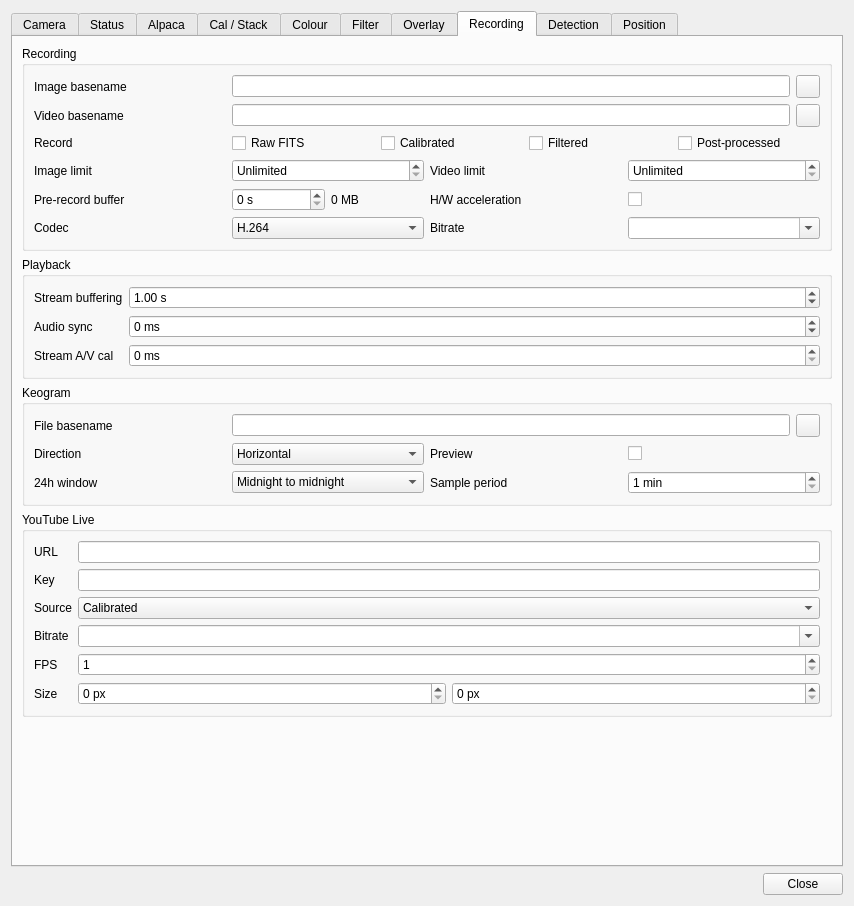
Old version of the form plugins/feature/camera/camerasettingsdialog.ui in the repository srcejon/sdrangel.
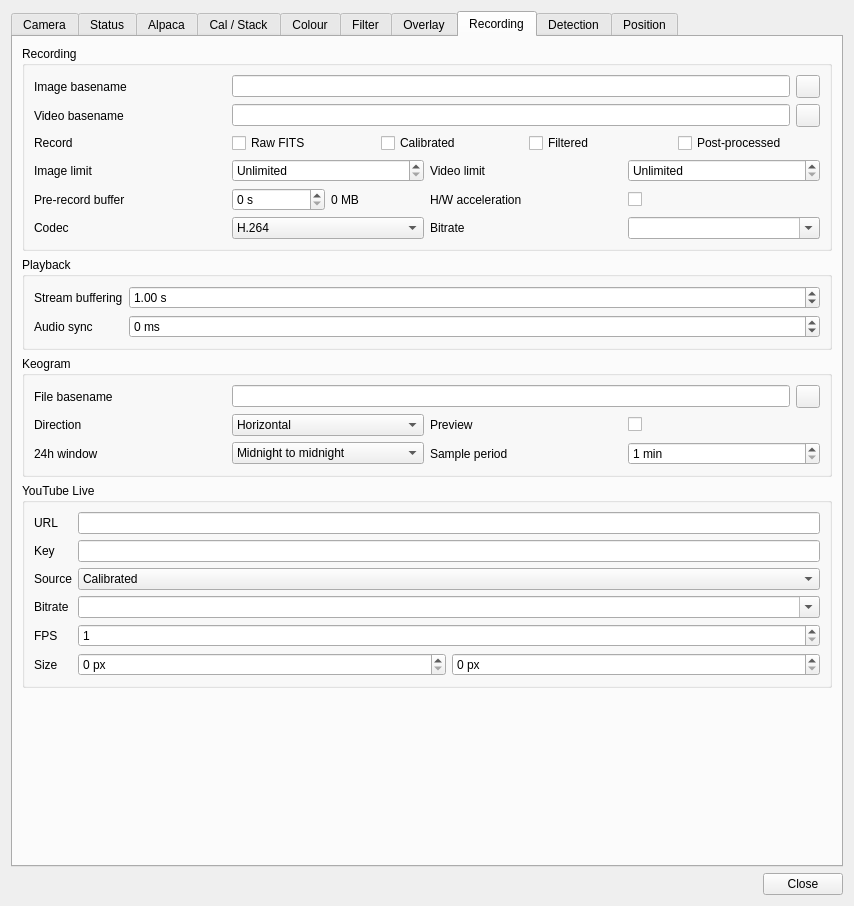
New version of the form. The open tabs and pages were chosen to show the change. Icons and pictures are not drawn. Custom widgets are drawn as their Qt base class.

Commit message: Camera: drop the separate stream A/V cal, use one shared audio-sync offset for stream + video

```diff
--- a/plugins/feature/camera/camerasettingsdialog.ui
+++ b/plugins/feature/camera/camerasettingsdialog.ui
@@ -4280,32 +4280,6 @@
             </property>
            </widget>
           </item>
-          <item row="2" column="0">
-           <widget class="QLabel" name="streamAudioOutputLatencyLabel">
-            <property name="text">
-             <string>Stream A/V cal</string>
-            </property>
-           </widget>
-          </item>
-          <item row="2" column="1">
-           <widget class="QSpinBox" name="streamAudioOutputLatencySpin">
-            <property name="toolTip">
-             <string>Stream A/V calibration: delay the stream video by this much to compensate audio output latency the OS does not report (driver/DAC buffer). Larger if audio is late; 0 disables.</string>
-            </property>
-            <property name="minimum">
-             <number>0</number>
-            </property>
-            <property name="maximum">
-             <number>1000</number>
-            </property>
-            <property name="singleStep">
-             <number>10</number>
-            </property>
-            <property name="suffix">
-             <string> ms</string>
-            </property>
-           </widget>
-          </item>
          </layout>
         </widget>
        </item>
```
Left out of the diff: 2 changed lines with no effect on the pictures. The commit also changes 5 other files.
